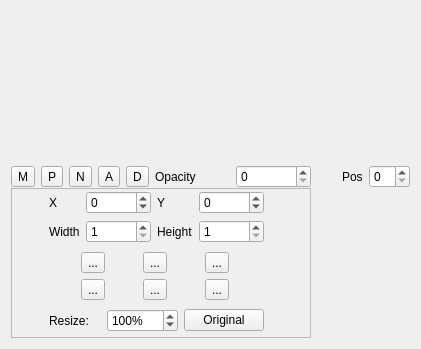
KDE/kdenlive, file src/widgets/geometryval_ui.ui: the form before one commit.
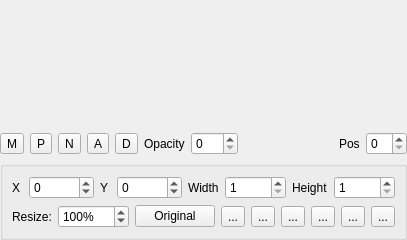
The form after the commit. Custom widgets are drawn as their Qt base class.

Commit message: cleanup composite transition UI

What changed in the file:
```diff
--- a/src/widgets/geometryval_ui.ui
+++ b/src/widgets/geometryval_ui.ui
@@ -6,27 +6,14 @@
    <rect>
     <x>0</x>
     <y>0</y>
-    <width>421</width>
-    <height>349</height>
+    <width>405</width>
+    <height>240</height>
    </rect>
   </property>
-  <layout class="QGridLayout" name="gridLayout">
-   <property name="verticalSpacing">
+  <layout class="QGridLayout" name="gridLayout_2">
+   <property name="margin">
     <number>0</number>
    </property>
-   <item row="2" column="7">
-    <spacer name="horizontalSpacer">
-     <property name="orientation">
-      <enum>Qt::Horizontal</enum>
-     </property>
-     <property name="sizeHint" stdset="0">
-      <size>
-       <width>40</width>
-       <height>20</height>
-      </size>
-     </property>
-    </spacer>
-   </item>
    <item row="0" column="0" colspan="10">
     <widget class="QWidget" name="widget" native="true">
      <property name="sizePolicy">
@@ -103,6 +90,13 @@
      </property>
     </widget>
    </item>
+   <item row="2" column="5">
+    <widget class="QLabel" name="label_opacity">
+     <property name="text">
+      <string>Opacity</string>
+     </property>
+    </widget>
+   </item>
    <item row="2" column="6">
     <widget class="QSpinBox" name="spinTransp">
      <property name="maximum">
@@ -110,6 +104,19 @@
      </property>
     </widget>
    </item>
+   <item row="2" column="7">
+    <spacer name="horizontalSpacer">
+     <property name="orientation">
+      <enum>Qt::Horizontal</enum>
+     </property>
+     <property name="sizeHint" stdset="0">
+      <size>
+       <width>40</width>
+       <height>20</height>
+      </size>
+     </property>
+    </spacer>
+   </item>
    <item row="2" column="8">
     <widget class="QLabel" name="label_pos">
      <property name="text">
@@ -120,106 +127,22 @@
    <item row="2" column="9">
     <widget class="QSpinBox" name="spinPos"/>
    </item>
-   <item row="2" column="5">
-    <widget class="QLabel" name="label_opacity">
-     <property name="text">
-      <string>Opacity</string>
+   <item row="3" column="0" colspan="10">
+    <widget class="QGroupBox" name="frameOptions">
+     <property name="title">
+      <string/>
      </property>
-    </widget>
-   </item>
-   <item row="3" column="0" colspan="7">
-    <widget class="QFrame" name="frameOptions">
-     <property name="sizePolicy">
-      <sizepolicy hsizetype="Preferred" vsizetype="MinimumExpanding">
-       <horstretch>0</horstretch>
-       <verstretch>0</verstretch>
-      </sizepolicy>
-     </property>
-     <property name="minimumSize">
-      <size>
-       <width>300</width>
-       <height>150</height>
-      </size>
-     </property>
-     <property name="frameShape">
-      <enum>QFrame::StyledPanel</enum>
-     </property>
-     <property name="frameShadow">
-      <enum>QFrame::Raised</enum>
-     </property>
-     <widget class="QWidget" name="layoutWidget">
-      <property name="geometry">
-       <rect>
-        <x>10</x>
-        <y>0</y>
-        <width>271</width>
-        <height>147</height>
-       </rect>
-      </property>
-      <layout class="QGridLayout" name="gridOptions">
-       <item row="1" column="0">
-        <layout class="QGridLayout" name="gridAlign">
-         <item row="1" column="0">
-          <widget class="QToolButton" name="buttontop">
-           <property name="text">
-            <string>...</string>
-           </property>
-          </widget>
-         </item>
+     <layout class="QGridLayout" name="gridLayout">
          <item row="0" column="0">
-          <widget class="QToolButton" name="buttonleft">
-           <property name="text">
-            <string>...</string>
-           </property>
-          </widget>
-         </item>
-         <item row="0" column="1">
-          <widget class="QToolButton" name="buttonhcenter">
-           <property name="text">
-            <string>...</string>
-           </property>
-          </widget>
-         </item>
-         <item row="0" column="2">
-          <widget class="QToolButton" name="buttonright">
-           <property name="text">
-            <string>...</string>
-           </property>
-          </widget>
-         </item>
-         <item row="1" column="1">
-          <widget class="QToolButton" name="buttonvcenter">
-           <property name="text">
-            <string>...</string>
-           </property>
-          </widget>
-         </item>
-         <item row="1" column="2">
-          <widget class="QToolButton" name="buttonbottom">
-           <property name="text">
-            <string>...</string>
-           </property>
-          </widget>
-         </item>
-        </layout>
-       </item>
-       <item row="0" column="0">
-        <layout class="QGridLayout" name="gridLayout_2">
-         <item row="1" column="0">
+       <layout class="QHBoxLayout" name="horizontalLayout">
+        <item>
           <widget class="QLabel" name="label_3">
            <property name="text">
             <string>X</string>
            </property>
           </widget>
          </item>
-         <item row="2" column="0">
-          <widget class="QLabel" name="label_4">
-           <property name="text">
-            <string>Width</string>
-           </property>
-          </widget>
-         </item>
-         <item row="1" column="1">
+        <item>
           <widget class="KIntSpinBox" name="spinX">
            <property name="minimum">
             <number>-10000</number>
@@ -232,41 +155,48 @@
            </property>
           </widget>
          </item>
-         <item row="2" column="1">
-          <widget class="KIntSpinBox" name="spinWidth">
-           <property name="minimum">
-            <number>1</number>
-           </property>
-           <property name="maximum">
-            <number>10000</number>
-           </property>
-          </widget>
-         </item>
-         <item row="1" column="2">
+        <item>
           <widget class="QLabel" name="label_5">
            <property name="text">
             <string>Y</string>
            </property>
           </widget>
          </item>
-         <item row="2" column="2">
+        <item>
+         <widget class="KIntSpinBox" name="spinY">
+          <property name="minimum">
+           <number>-10000</number>
+          </property>
+          <property name="maximum">
+           <number>10000</number>
+          </property>
+         </widget>
+        </item>
+        <item>
+         <widget class="QLabel" name="label_4">
+          <property name="text">
+           <string>Width</string>
+          </property>
+         </widget>
+        </item>
+        <item>
+         <widget class="KIntSpinBox" name="spinWidth">
+          <property name="minimum">
+           <number>1</number>
+          </property>
+          <property name="maximum">
+           <number>10000</number>
+          </property>
+         </widget>
+        </item>
+        <item>
           <widget class="QLabel" name="label_6">
            <property name="text">
             <string>Height</string>
            </property>
           </widget>
          </item>
-         <item row="1" column="3">
-          <widget class="KIntSpinBox" name="spinY">
-           <property name="minimum">
-            <number>-10000</number>
-           </property>
-           <property name="maximum">
-            <number>10000</number>
-           </property>
-          </widget>
-         </item>
-         <item row="2" column="3">
+        <item>
           <widget class="KIntSpinBox" name="spinHeight">
            <property name="minimum">
             <number>1</number>
@@ -278,16 +208,16 @@
          </item>
         </layout>
        </item>
-       <item row="2" column="0">
-        <layout class="QGridLayout" name="gridLayout_3">
-         <item row="0" column="0">
+      <item row="1" column="0">
+       <layout class="QHBoxLayout" name="horizontalLayout_2">
+        <item>
           <widget class="QLabel" name="label">
            <property name="text">
             <string>Resize:</string>
            </property>
           </widget>
          </item>
-         <item row="0" column="1">
+        <item>
           <widget class="KIntSpinBox" name="spinResize">
            <property name="suffix">
             <string>%</string>
@@ -303,17 +233,58 @@
            </property>
           </widget>
          </item>
-         <item row="0" column="2">
+        <item>
           <widget class="QPushButton" name="buttonResize">
            <property name="text">
             <string>Original</string>
            </property>
           </widget>
          </item>
+        <item>
+         <widget class="QToolButton" name="buttonleft">
+          <property name="text">
+           <string>...</string>
+          </property>
+         </widget>
+        </item>
+        <item>
+         <widget class="QToolButton" name="buttonhcenter">
+          <property name="text">
+           <string>...</string>
+          </property>
+         </widget>
+        </item>
+        <item>
+         <widget class="QToolButton" name="buttonright">
+          <property name="text">
+           <string>...</string>
+          </property>
+         </widget>
+        </item>
+        <item>
+         <widget class="QToolButton" name="buttontop">
+          <property name="text">
+           <string>...</string>
+          </property>
+         </widget>
+        </item>
+        <item>
+         <widget class="QToolButton" name="buttonvcenter">
+          <property name="text">
+           <string>...</string>
+          </property>
+         </widget>
+        </item>
+        <item>
+         <widget class="QToolButton" name="buttonbottom">
+          <property name="text">
+           <string>...</string>
+          </property>
+         </widget>
+        </item>
         </layout>
        </item>
       </layout>
-     </widget>
     </widget>
    </item>
   </layout>
```
Left out of the diff: 1 changed line with no effect on the pictures. Lines whose indentation alone changed are shown as unchanged. The commit also changes 2 other files.
